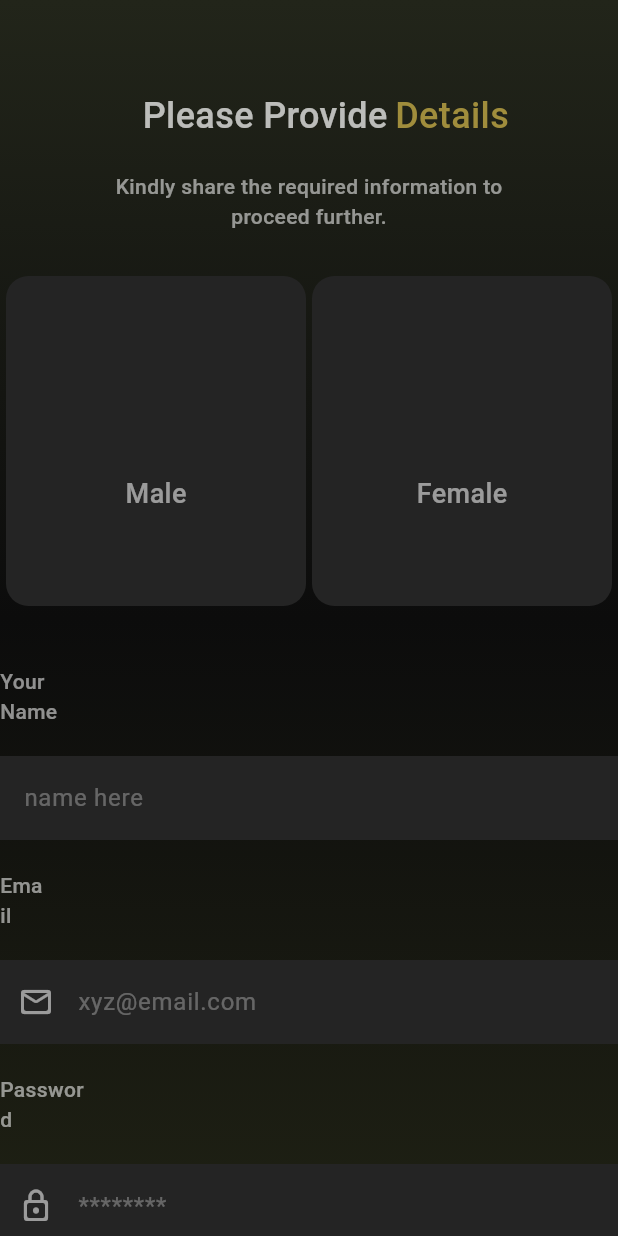
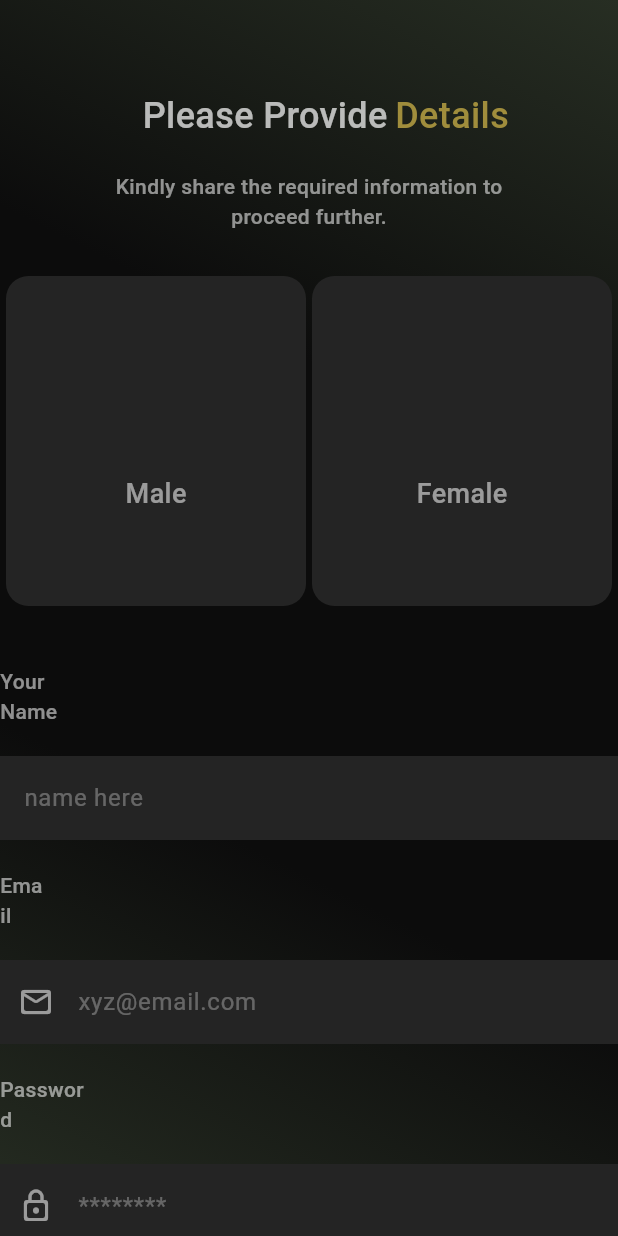
Before and after one commit to rav3zster/totalhealthy-ai, a Flutter app: the screen it shows after launch, on a phone screen of 412 x 824 dp. Run offline on Flutter 3.47's test engine with Material 3 defaults, Android fonts, the phone set to English and light mode, and no system bars; our stand-ins replace get.

Commit message:
update file

```diff
--- a/lib/app/modules/Profile_Details_screen/Profile_view.dart
+++ b/lib/app/modules/Profile_Details_screen/Profile_view.dart
@@ -21,12 +21,16 @@ class _Profile_detailsState extends State<Profile_details> {
         decoration: const BoxDecoration(
           gradient: LinearGradient(
             colors: [
-              Color.fromARGB(255, 34, 37, 26),
+             Color(0xFF272e23),
+              Color.fromARGB(255, 12,12,12),
+
               Color.fromARGB(255, 12, 12, 12),
-              Color.fromARGB(255, 31, 33, 20),
+              Color(0xFF272e23),
             ],
-            begin: Alignment.topCenter,
-            end: Alignment.bottomCenter,
+            begin: Alignment.topRight,
+
+
+            end: Alignment.bottomLeft,
           ),
         ),
         child: SingleChildScrollView(
@@ -84,7 +88,8 @@ class _Profile_detailsState extends State<Profile_details> {
                         borderRadius: BorderRadius.circular(15),
                         border: Border.all(
                           color: isMaleSelected
-                              ? const Color.fromARGB(255, 206, 225, 107) // Yellow when selected
+                              ? const Color.fromARGB(255,205, 226, 109)
+                          // Yellow when selected
                               : Colors.transparent, // Transparent when not selected
                           width: 3,
                         ),
```
